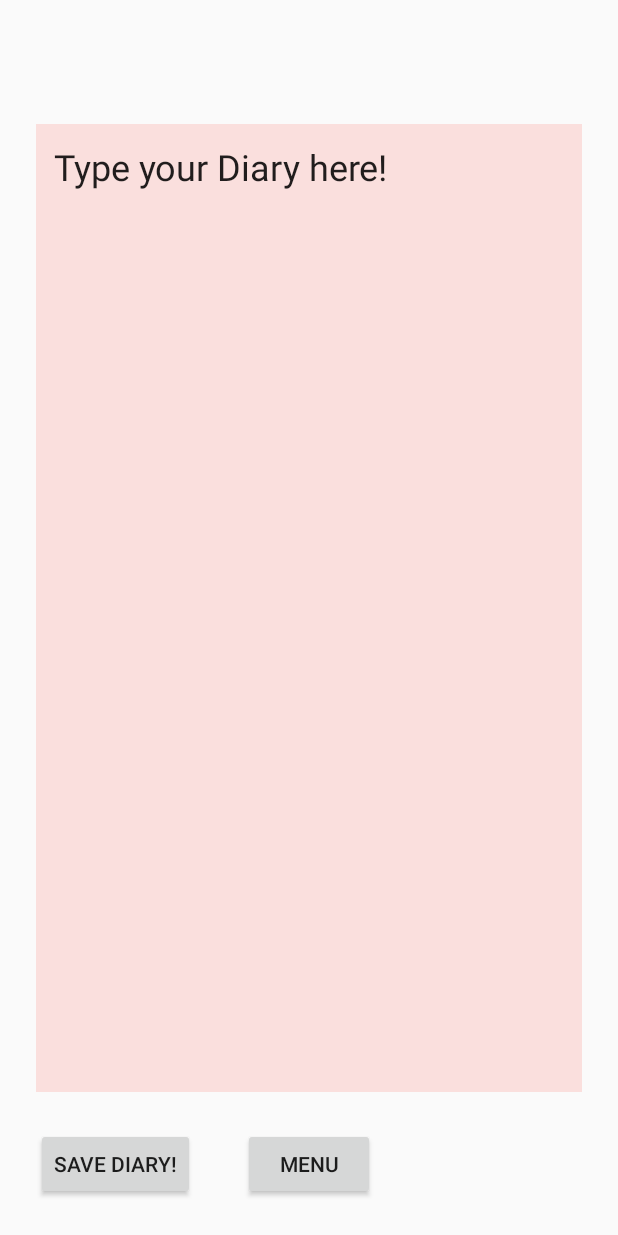
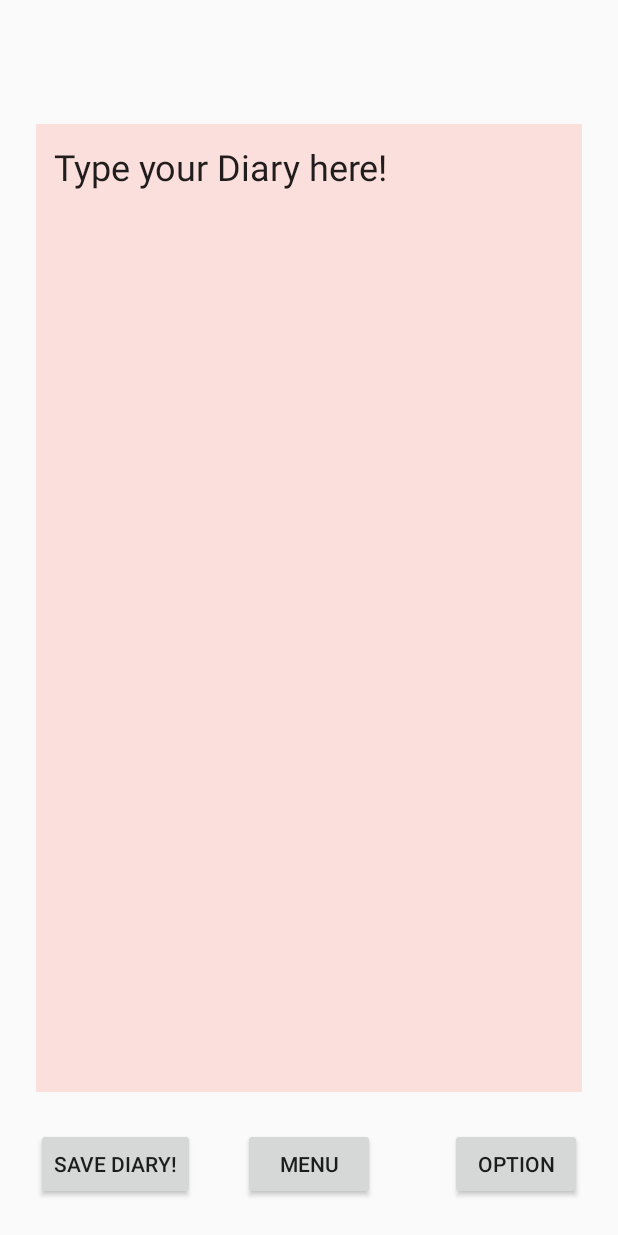
Before and after one commit to Salvist/MyDay, an Android app: the layout create_diary.xml on its own in the app's theme, with its tools: preview values and no code run, on a phone screen of 412 x 824 dp. Run offline under Robolectric (Android 15) with nearby library versions, the phone set to English and light mode, and no system bars; Roboto replaces fonts that are not available here.

Commit message:
Created multiple activies (i.e. CreateDiary.java) CreateDiary.java: All of the methods in create_diary.xml from MainActivity.java is moved to CreateDiary.java
Added stickers layout, function is still in progress
To test, create diary->menu(placeholder for testing)
Added several stickers.
Several unused methods are deleted.

```diff
--- a/app/src/main/AndroidManifest.xml
+++ b/app/src/main/AndroidManifest.xml
@@ -16,6 +16,8 @@
                 <category android:name="android.intent.category.LAUNCHER" />
             </intent-filter>
         </activity>
+        <activity android:name=".CreateDiary" />
+
         <meta-data
             android:name="preloaded_fonts"
             android:resource="@array/preloaded_fonts" />
--- a/app/src/main/res/layout/activity_main.xml
+++ b/app/src/main/res/layout/activity_main.xml
@@ -35,7 +35,7 @@
         android:layout_height="wrap_content"
         android:layout_marginTop="128dp"
         android:text="@string/create"
-        android:onClick="mood"
+        android:onClick="create_diary"
         app:layout_constraintEnd_toEndOf="parent"
         app:layout_constraintHorizontal_bias="0.5"
         app:layout_constraintStart_toStartOf="parent"
--- a/app/src/main/res/layout/create_diary.xml
+++ b/app/src/main/res/layout/create_diary.xml
@@ -2,9 +2,10 @@
 <androidx.constraintlayout.widget.ConstraintLayout xmlns:android="http://schemas.android.com/apk/res/android"
     xmlns:app="http://schemas.android.com/apk/res-auto"
     xmlns:tools="http://schemas.android.com/tools"
+    android:id="@+id/create_diary"
     android:layout_width="match_parent"
     android:layout_height="match_parent"
-    tools:context=".MainActivity">
+    tools:context=".CreateDiary">
 
     <EditText
         android:id="@+id/diary"
@@ -74,4 +75,25 @@
         app:layout_constraintStart_toStartOf="parent"
         app:layout_constraintTop_toBottomOf="@+id/diary" />
 
+    <Button
+        android:id="@+id/option"
+        android:layout_width="wrap_content"
+        android:layout_height="wrap_content"
+        android:layout_marginTop="24dp"
+        android:layout_marginEnd="24dp"
+        android:layout_marginRight="24dp"
+        android:text="@string/option"
+        android:onClick="option"
+        app:layout_constraintEnd_toEndOf="parent"
+        app:layout_constraintTop_toBottomOf="@+id/diary" />
+
+    <FrameLayout
+        android:id="@+id/frame"
+        android:layout_width="234dp"
+        android:layout_height="6dp"
+        app:layout_constraintStart_toStartOf="@+id/diary"
+        app:layout_constraintTop_toTopOf="@+id/diary">
+
+    </FrameLayout>
+
 </androidx.constraintlayout.widget.ConstraintLayout>
--- a/app/src/main/res/values/strings.xml
+++ b/app/src/main/res/values/strings.xml
@@ -6,9 +6,12 @@
     <string name="open_desc">Rediscover your own journey</string>
     <string name="open_s">Open</string>
 
+    <string name="menu">Menu</string>
     <string name="create">Write a diary!</string>
     <string name="open">Open Diary</string>
     <string name="setting">Settings</string>
+    <string name="option">Option</string>
+    <string name="add_sticker">Add Sticker</string>
 
     <string name="load_d">Loading diary . . .</string>
 
```
Also changed, not shown: app/src/main/java/com/diary/myday/CreateDiary.java (added, +151 -0 lines), app/src/main/java/com/diary/myday/MainActivity.java (+4 -47 lines), app/src/main/res/layout/mood_layout.xml (+6 -3 lines), app/src/main/res/layout/stickers.xml (added, +56 -0 lines), app/src/main/res/menu/popup_option.xml (added, +8 -0 lines).
